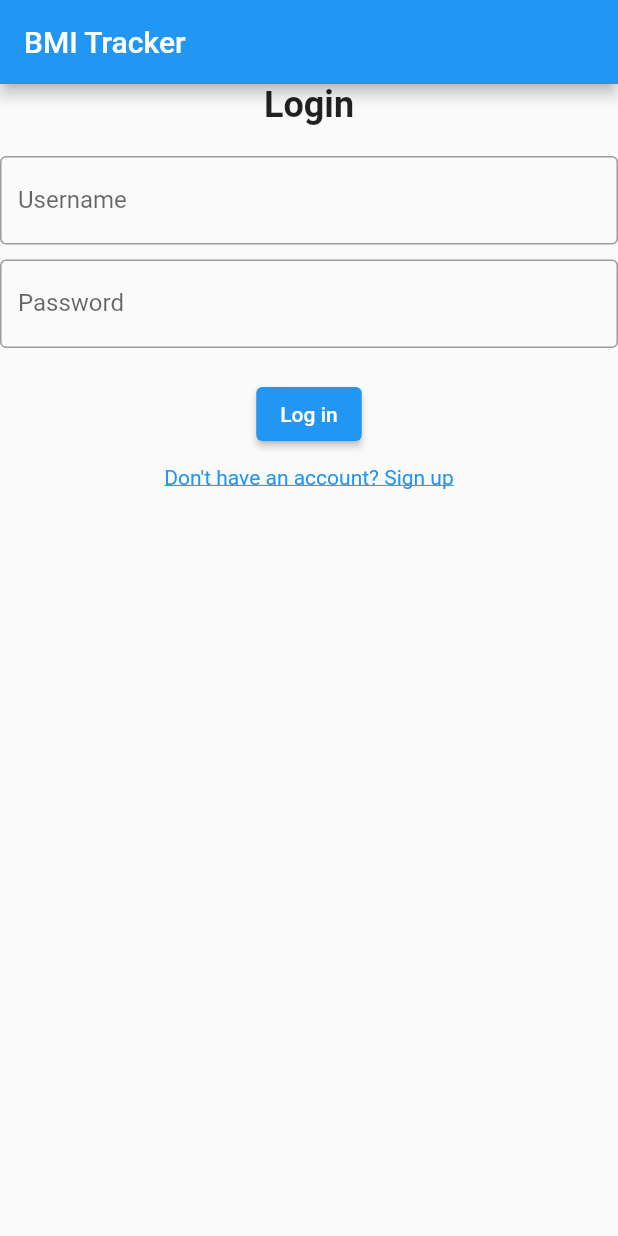
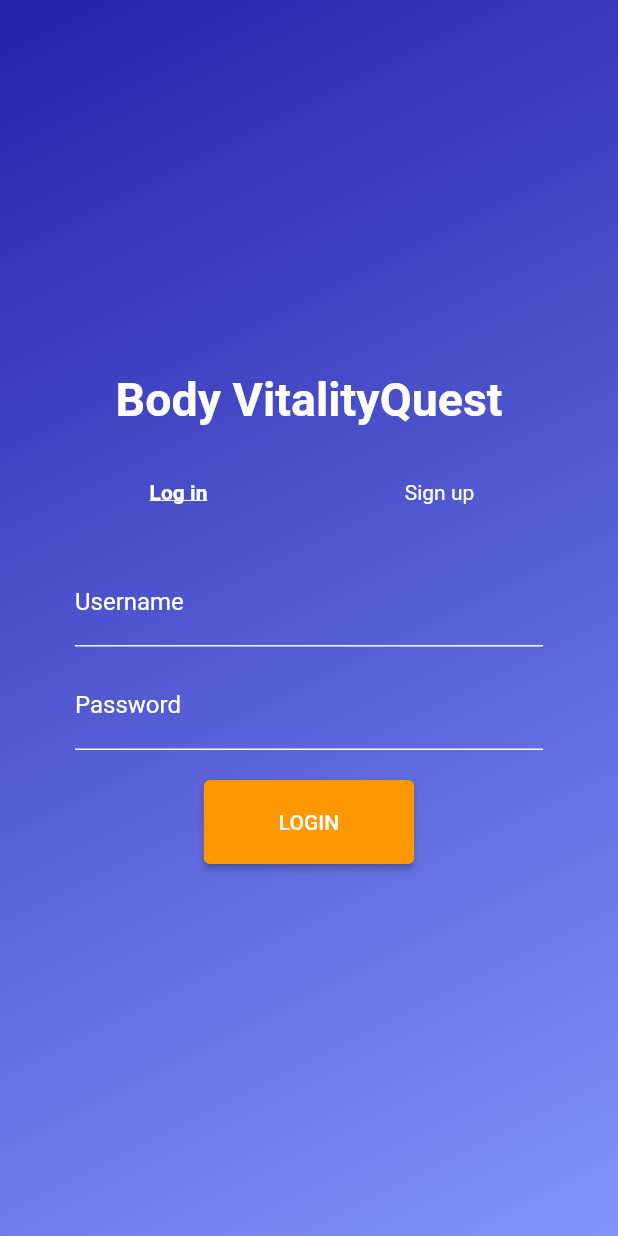
Before and after one commit to SarahCalinagan/cc206-bmi_tracker, a Flutter app: the screen it shows after launch, on a phone screen of 412 x 824 dp. Run offline on Flutter 3.47's test engine with Material 2 defaults, Android fonts, the phone set to English and light mode, and no system bars.

Commit message:
unit 6-7

```diff
--- a/lib/features/log_in.dart
+++ b/lib/features/log_in.dart
@@ -2,10 +2,14 @@
 
 import 'package:flutter/material.dart';
 import 'package:cc206_bmi_tracker/features/sign_up.dart';
+import 'package:cc206_bmi_tracker/features/calculator.dart';
 
-class LoginPage extends StatelessWidget {
-  const LoginPage({super.key});
+class LoginPage extends StatefulWidget {
+  @override
+  _LoginPageState createState() => _LoginPageState();
+}
 
+class _LoginPageState extends State<LoginPage> {
   void _navigateToSignUpPage(BuildContext context) {
     Navigator.push(
       context,
@@ -13,64 +17,116 @@ class LoginPage extends StatelessWidget {
     );
   }
 
+  void _navigateToCalculatorPage(BuildContext context) {
+    Navigator.push(
+      context,
+      MaterialPageRoute(builder: (context) => CalculatorPage()),
+    );
+  }
+
+  final TextEditingController usernameController = TextEditingController();
+
   @override
   Widget build(BuildContext context) {
     return Scaffold(
-      appBar: AppBar(
-        title: Text('BMI Tracker'),
-      ),
-      body: Column(
-        children: [
-          Text(
-            'Login',
-            style: TextStyle(
-              fontSize: 24.0,
-              fontWeight: FontWeight.bold,
+      appBar: null,
+      body: Container(
+        decoration: BoxDecoration(
+          gradient: LinearGradient(
+            begin: Alignment.topLeft,
+            end: Alignment.bottomRight,
+            colors: [
+              Color.fromARGB(255, 37, 34, 169),
+              Color.fromARGB(255, 130, 148, 252)
+            ],
           ),
         ),
-          SizedBox(height: 20.0),
-          TextFormField(
-            decoration: InputDecoration(
-              labelText: 'Username',
-              border: OutlineInputBorder(),
+        child: Center(
+          child: Padding(
+            padding: const EdgeInsets.all(50.0),
+            child: Column(
+              mainAxisAlignment: MainAxisAlignment.center,
+              children: <Widget>[
+                Padding(
+                  padding: const EdgeInsets.only(bottom: 20.0),
+                  child: Text(
+                    'Body VitalityQuest',
+                    style: TextStyle(
+                      fontSize: 31,
+                      fontWeight: FontWeight.bold,
+                      color: Colors.white,
                     ),
                   ),
-          SizedBox(height: 10.0),
-          TextFormField(
-            decoration: InputDecoration(
-              labelText: 'Password',
-              border: OutlineInputBorder(),
                 ),
-            obscureText: true,
+                Row(
+                  mainAxisAlignment: MainAxisAlignment.center,
+                  children: <Widget>[
+                    TextButton(
+                      onPressed: () {},
+                      child: Text(
+                        'Log in',
+                        style: TextStyle(
+                          decoration: TextDecoration.underline,
+                          fontWeight: FontWeight.bold,
+                          color: Colors.white,
                         ),
-          SizedBox(height: 20.0),
-          ElevatedButton(
-            onPressed: () {},
-            child: Text('Log in'),
                       ),
-          SizedBox(height: 10),
-          GestureDetector(
-            onTap: () => _navigateToSignUpPage(context),
-            child: const Text(
-              "Don't have an account? Sign up",
+                    ),
+                    SizedBox(width: 110),
+                    TextButton(
+                      onPressed: () {
+                        _navigateToSignUpPage(context);
+                      },
+                      child: Text(
+                        'Sign up',
                         style: TextStyle(
-                color: Colors.blue,
-                decoration: TextDecoration.underline,
+                          fontWeight: FontWeight.normal,
+                          color: Colors.white,
                         ),
                       ),
                     ),
                   ],
                 ),
+                SizedBox(height: 20),
+                TextField(
+                  controller: usernameController,
+                  style: TextStyle(color: Colors.white),
+                  decoration: InputDecoration(
+                    labelText: 'Username',
+                    labelStyle: TextStyle(color: Colors.white),
+                    enabledBorder: UnderlineInputBorder(
+                      borderSide: BorderSide(color: Colors.white),
+                    ),
+                  ),
+                ),
+                SizedBox(height: 10),
+                TextField(
+                  style:
+                      TextStyle(color: Colors.white), // Set text color to white
+                  obscureText: true,
+                  decoration: InputDecoration(
+                    labelText: 'Password',
+                    labelStyle: TextStyle(color: Colors.white),
+                    enabledBorder: UnderlineInputBorder(
+                        borderSide: BorderSide(color: Colors.white)),
+                  ),
+                ),
+                SizedBox(height: 20),
+                ElevatedButton(
+                  onPressed: () {
+                    _navigateToCalculatorPage(context);
+                  },
+                  child: Text('LOGIN'),
+                  style: ElevatedButton.styleFrom(
+                    primary: Colors.orange,
+                    padding: EdgeInsets.symmetric(horizontal: 50, vertical: 20),
+                  ),
+                ),
+              ],
+            ),
+          ),
+        ),
+      ),
     );
   }
 }
-
-void main() {
-  runApp(
-    MaterialApp(
-      home: LoginPage(),
-    ),
-  );
-}
-
-//ayy
```
Lines whose indentation alone changed are shown as unchanged.
